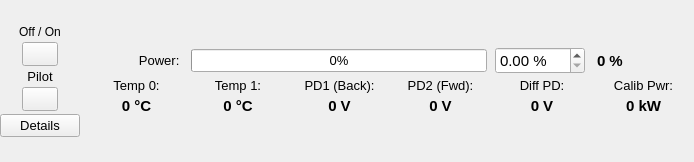
First picture: the form in amplifier_panel.ui, repository bulkanul/EVO_YFL_1064_GUI_coherent2, before the edit.
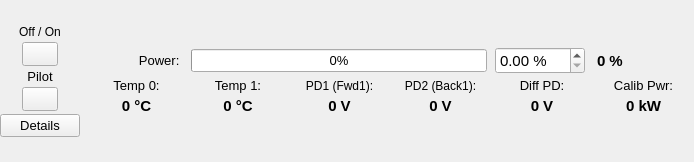
Second picture: the form after the edit. Icons and pictures are not drawn.

```diff
--- a/amplifier_panel.ui
+++ b/amplifier_panel.ui
@@ -510,11 +510,11 @@
          <property name="font">
           <font>
            <family>Arial</family>
-           <pointsize>10</pointsize>
+           <pointsize>9</pointsize>
           </font>
          </property>
          <property name="text">
-          <string>PD2 (Fwd):</string>
+          <string>PD2 (Back1):</string>
          </property>
          <property name="alignment">
           <set>Qt::AlignCenter</set>
@@ -628,11 +628,11 @@
          <property name="font">
           <font>
            <family>Arial</family>
-           <pointsize>10</pointsize>
+           <pointsize>9</pointsize>
           </font>
          </property>
          <property name="text">
-          <string>PD1 (Back):</string>
+          <string>PD1 (Fwd1):</string>
          </property>
          <property name="alignment">
           <set>Qt::AlignCenter</set>
```
Left out of the diff: 4 changed lines with no effect on the pictures.
